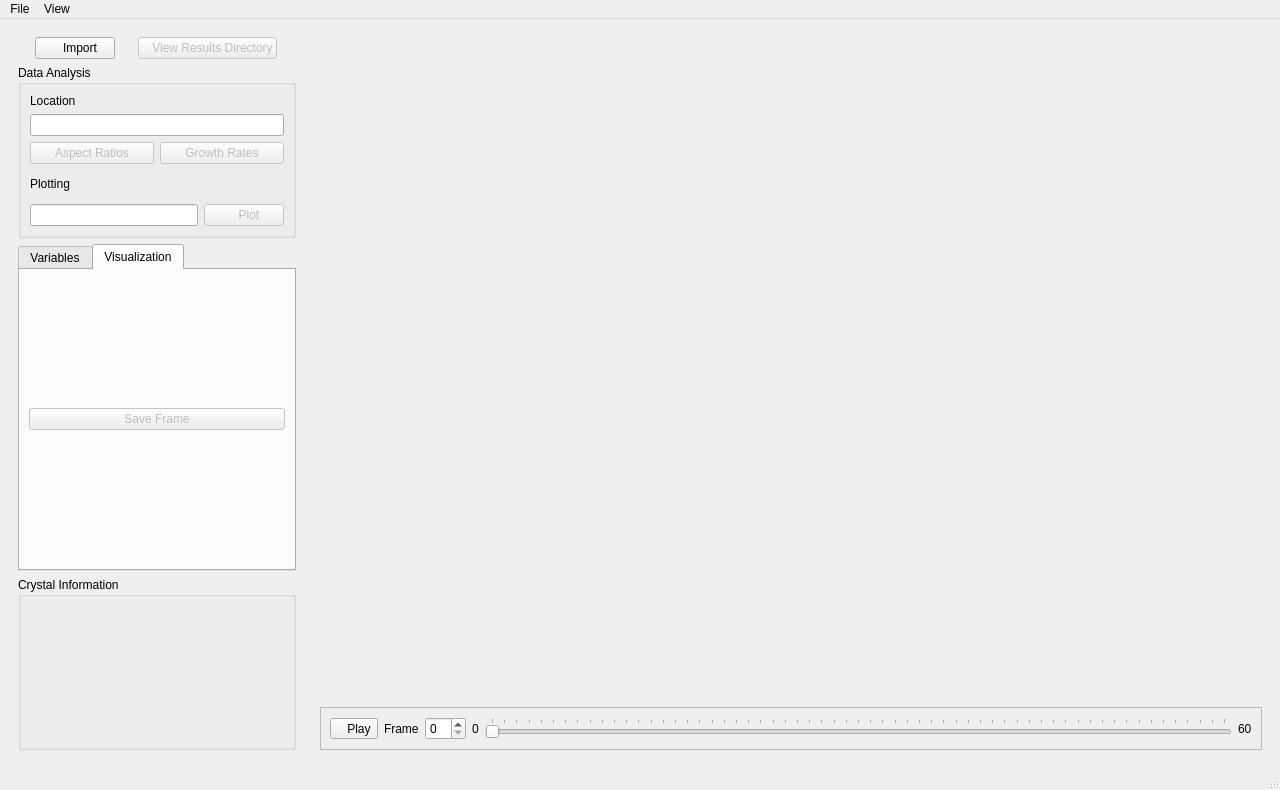
Before: the Qt Designer form src/crystalaspects/gui/window.ui in CrystalGrowerOrg/cgaspects, drawn with Qt 5.
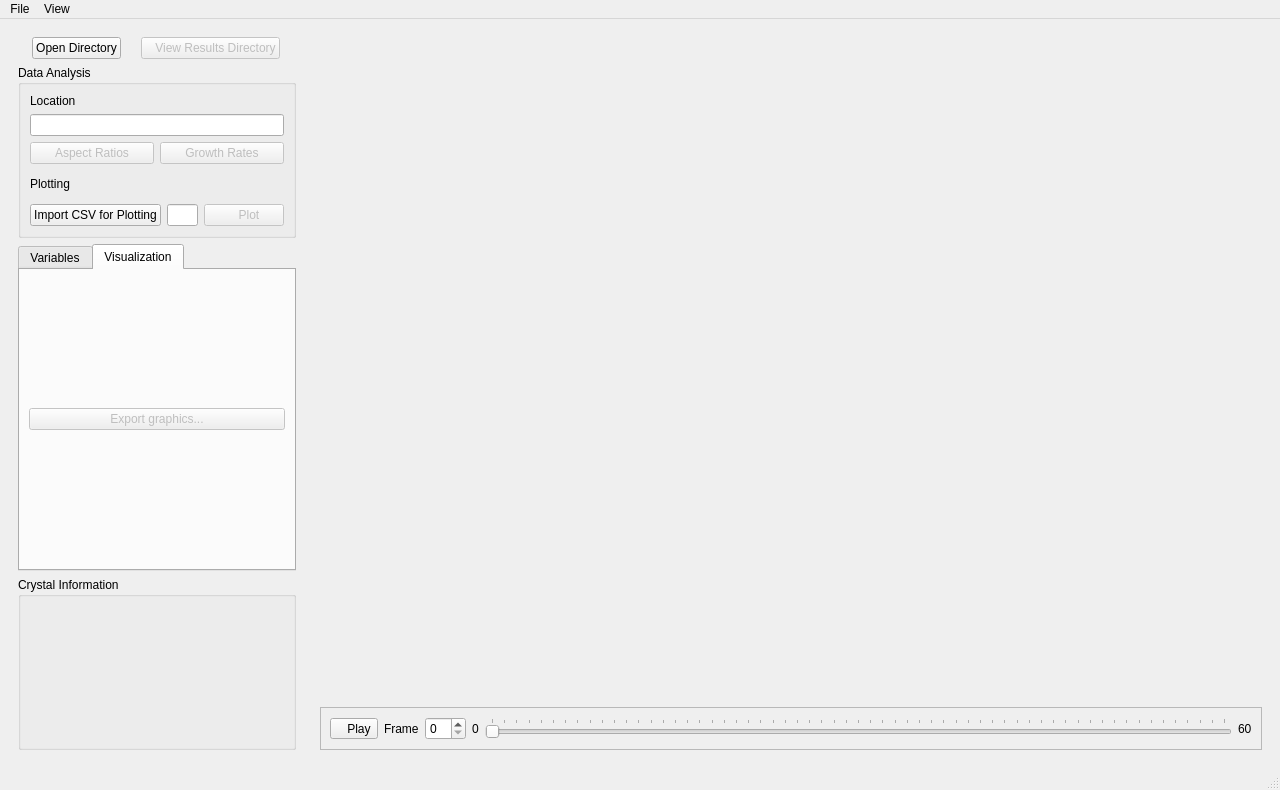
After: the same form once the commit is applied. The open tabs and pages were chosen to show the change. Icons and pictures are not drawn.

Commit message: Rework plot widget to use qlistwidget instead of comboboxes

Diff of the .ui file:
```diff
--- a/src/crystalaspects/gui/window.ui
+++ b/src/crystalaspects/gui/window.ui
@@ -202,7 +202,7 @@
             <string>Import crystalgrower output directory</string>
            </property>
            <property name="text">
-            <string>   Import</string>
+            <string>Open Directory</string>
            </property>
            <property name="icon">
             <iconset resource="../../../res/qticons.qrc">
@@ -336,6 +336,17 @@
           </item>
           <item>
            <layout class="QHBoxLayout" name="horizontalLayout_4">
+            <item>
+             <widget class="QPushButton" name="importPlotDataPushButton">
+              <property name="text">
+               <string>Import CSV for Plotting</string>
+              </property>
+              <property name="icon">
+               <iconset resource="../../../res/qticons.qrc">
+                <normaloff>:/material_icons/material_icons/png/chart-scatter-plot.png</normaloff>:/material_icons/material_icons/png/chart-scatter-plot.png</iconset>
+              </property>
+             </widget>
+            </item>
             <item>
              <widget class="QLineEdit" name="plot_lineEdit">
               <property name="sizePolicy">
@@ -481,7 +492,7 @@
               <string comment="Save Frame" extracomment="Save Frame"/>
              </property>
              <property name="text">
-              <string>Save Frame</string>
+              <string>Export graphics...</string>
              </property>
              <property name="icon">
               <iconset resource="../../../res/qticons.qrc">
```
Left out of the diff: 41 changed lines with no effect on the pictures. The commit also changes 6 other files.
